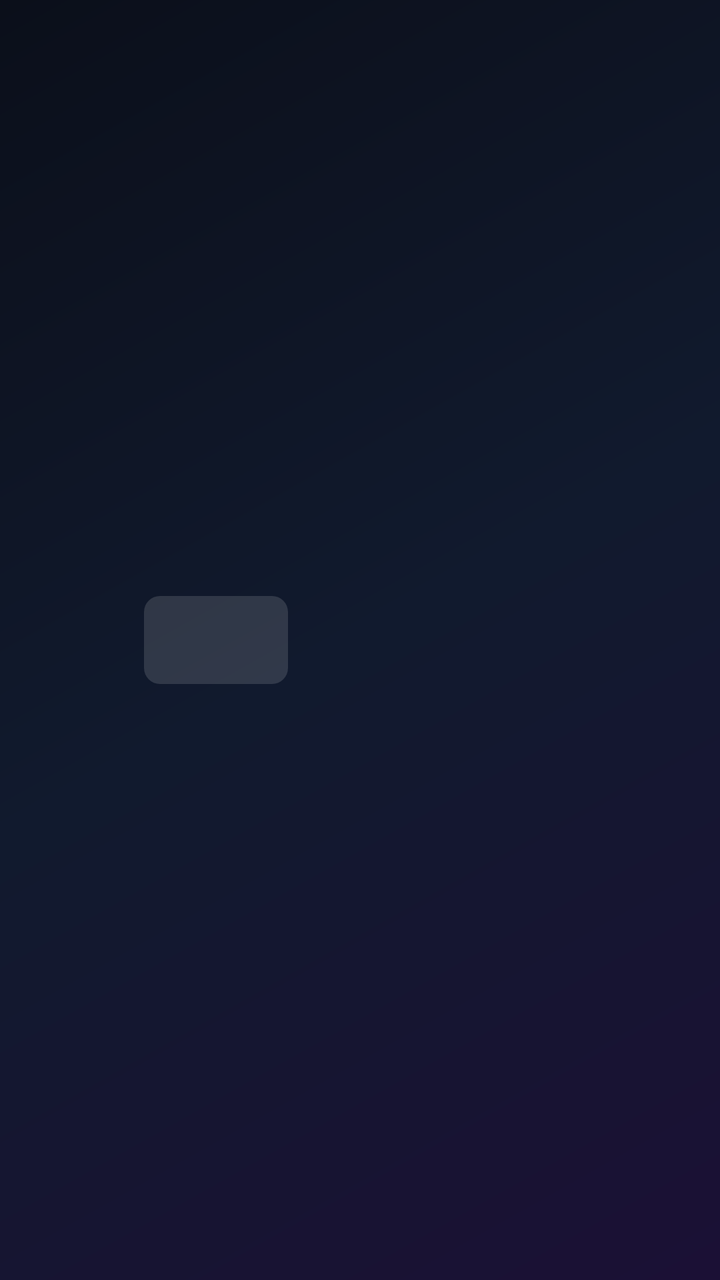
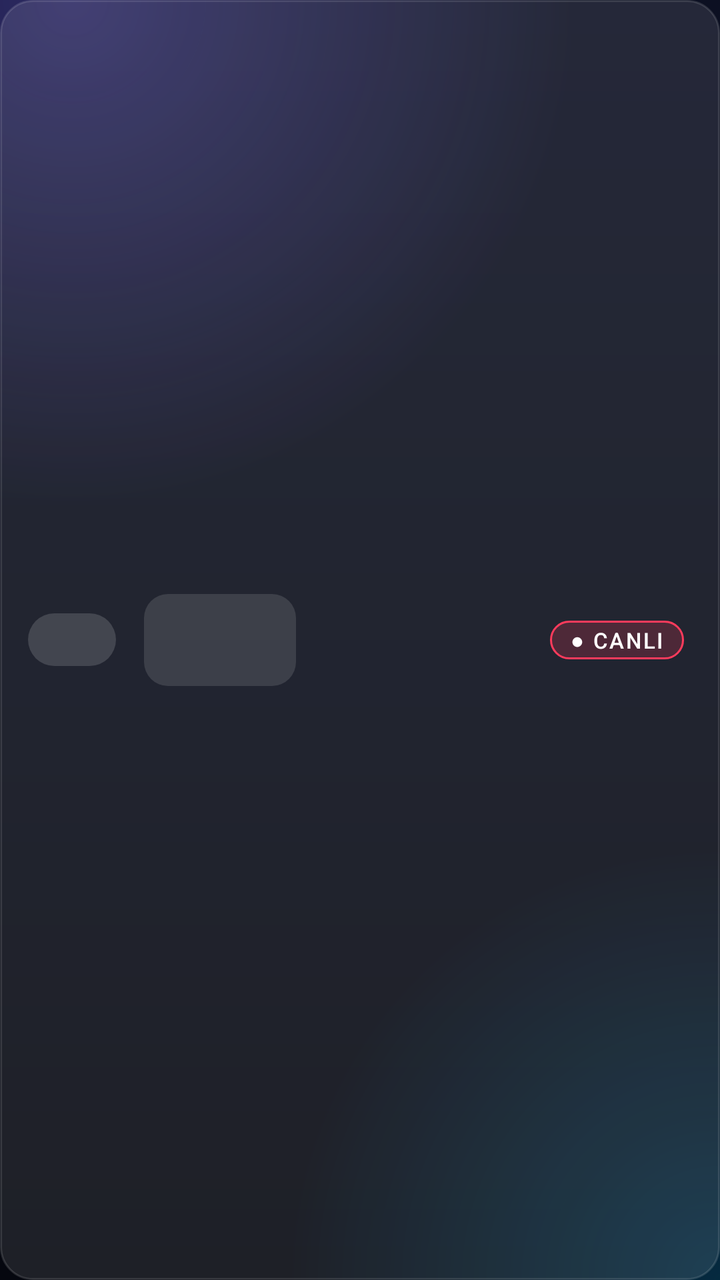

Before-and-after screenshots of an Android layout around one commit, followed by the original layout XML and the change that was made.
<!-- AndroidManifest.xml: application theme AppTheme -->
<!-- res/layout/item_channel.xml -->
<?xml version="1.0" encoding="utf-8"?>
<LinearLayout xmlns:android="http://schemas.android.com/apk/res/android"
    android:layout_width="match_parent"
    android:layout_height="wrap_content"
    android:orientation="horizontal"
    android:gravity="center_vertical"
    android:paddingLeft="16dp"
    android:paddingRight="16dp"
    android:paddingTop="14dp"
    android:paddingBottom="14dp">

    <TextView
        android:id="@+id/number"
        android:layout_width="56dp"
        android:layout_height="wrap_content"
        android:textColor="@color/subtext"
        android:textSize="20sp" />

    <ImageView
        android:id="@+id/logo"
        android:layout_width="72dp"
        android:layout_height="44dp"
        android:layout_marginRight="16dp"
        android:padding="4dp"
        android:background="@drawable/logo_bg"
        android:scaleType="fitCenter" />

    <TextView
        android:id="@+id/name"
        android:layout_width="0dp"
        android:layout_weight="1"
        android:layout_height="wrap_content"
        android:textColor="@color/text"
        android:textSize="24sp"
        android:singleLine="true"
        android:ellipsize="end" />

    <TextView
        android:id="@+id/group"
        android:layout_width="wrap_content"
        android:layout_height="wrap_content"
        android:layout_marginLeft="16dp"
        android:maxWidth="320dp"
        android:textColor="@color/subtext"
        android:textSize="15sp"
        android:singleLine="true"
        android:ellipsize="end" />
</LinearLayout>
<!-- resources referenced by this layout -->
<resources>
  <color name="subtext">#FFA9B4C0</color>
  <color name="text">#FFFFFFFF</color>
  <!-- drawable logo_bg (drawable) -->
  <?xml version="1.0" encoding="utf-8"?>
  <shape xmlns:android="http://schemas.android.com/apk/res/android" android:shape="rectangle">
      <solid android:color="#22FFFFFF" />
      <corners android:radius="8dp" />
  </shape>
  <style name="AppTheme" parent="@android:style/Theme.DeviceDefault.NoActionBar">
          <item name="android:windowBackground">@drawable/bg_gradient</item>
          <item name="android:colorAccent">@color/accent</item>
      </style>
  <!-- drawable bg_gradient (drawable) -->
  <?xml version="1.0" encoding="utf-8"?>
  <shape xmlns:android="http://schemas.android.com/apk/res/android" android:shape="rectangle">
      <gradient android:type="linear" android:angle="315"
          android:startColor="#FF0B0F1A" android:centerColor="#FF111A2E" android:endColor="#FF1B1035" />
  </shape>
  <color name="accent">#FF5B8CFF</color>
</resources>

<!-- the commit's change to res/layout/item_channel.xml (unified diff, before → after) -->
@@ -4,45 +4,76 @@
     android:layout_height="wrap_content"
     android:orientation="horizontal"
     android:gravity="center_vertical"
-    android:paddingLeft="16dp"
-    android:paddingRight="16dp"
-    android:paddingTop="14dp"
-    android:paddingBottom="14dp">
+    android:background="@drawable/card_bg"
+    android:paddingLeft="14dp"
+    android:paddingRight="18dp"
+    android:paddingTop="10dp"
+    android:paddingBottom="10dp">
 
     <TextView
         android:id="@+id/number"
-        android:layout_width="56dp"
+        android:layout_width="wrap_content"
         android:layout_height="wrap_content"
-        android:textColor="@color/subtext"
-        android:textSize="20sp" />
+        android:minWidth="44dp"
+        android:gravity="center"
+        android:background="@drawable/pill_glass"
+        android:paddingLeft="8dp"
+        android:paddingRight="8dp"
+        android:paddingTop="3dp"
+        android:paddingBottom="3dp"
+        android:textColor="@color/text"
+        android:fontFamily="sans-serif-medium"
+        android:textSize="15sp" />
 
     <ImageView
         android:id="@+id/logo"
-        android:layout_width="72dp"
-        android:layout_height="44dp"
+        android:layout_width="76dp"
+        android:layout_height="46dp"
+        android:layout_marginLeft="14dp"
         android:layout_marginRight="16dp"
-        android:padding="4dp"
+        android:padding="5dp"
         android:background="@drawable/logo_bg"
         android:scaleType="fitCenter" />
 
-    <TextView
-        android:id="@+id/name"
+    <LinearLayout
         android:layout_width="0dp"
         android:layout_weight="1"
         android:layout_height="wrap_content"
-        android:textColor="@color/text"
-        android:textSize="24sp"
-        android:singleLine="true"
-        android:ellipsize="end" />
+        android:orientation="vertical">
+
+        <TextView
+            android:id="@+id/name"
+            android:layout_width="match_parent"
+            android:layout_height="wrap_content"
+            android:textColor="@color/text"
+            android:textSize="21sp"
+            android:fontFamily="sans-serif-medium"
+            android:singleLine="true"
+            android:ellipsize="end" />
+
+        <TextView
+            android:id="@+id/group"
+            android:layout_width="match_parent"
+            android:layout_height="wrap_content"
+            android:textColor="#B3FFFFFF"
+            android:textSize="13sp"
+            android:singleLine="true"
+            android:ellipsize="end" />
+    </LinearLayout>
 
     <TextView
-        android:id="@+id/group"
+        android:id="@+id/badge"
         android:layout_width="wrap_content"
         android:layout_height="wrap_content"
-        android:layout_marginLeft="16dp"
-        android:maxWidth="320dp"
-        android:textColor="@color/subtext"
-        android:textSize="15sp"
-        android:singleLine="true"
-        android:ellipsize="end" />
+        android:layout_marginLeft="12dp"
+        android:background="@drawable/pill_live"
+        android:paddingLeft="10dp"
+        android:paddingRight="10dp"
+        android:paddingTop="2dp"
+        android:paddingBottom="2dp"
+        android:text="● CANLI"
+        android:textColor="#FFFFFFFF"
+        android:textSize="11sp"
+        android:fontFamily="sans-serif-medium"
+        android:letterSpacing="0.08" />
 </LinearLayout>
<!-- resource entries referenced after the edit -->
@@ -1,23 +1,88 @@
 <!-- resources referenced by this layout -->
 <resources>
-  <color name="subtext">#FFA9B4C0</color>
   <color name="text">#FFFFFFFF</color>
+  <!-- drawable card_bg (drawable) -->
+  <?xml version="1.0" encoding="utf-8"?>
+  <selector xmlns:android="http://schemas.android.com/apk/res/android">
+      <item android:state_pressed="true">
+          <shape android:shape="rectangle">
+              <gradient android:angle="0" android:startColor="@color/focus" android:endColor="@color/focus2" />
+              <corners android:radius="16dp" />
+          </shape>
+      </item>
+      <item android:state_selected="true">
+          <shape android:shape="rectangle">
+              <gradient android:angle="0" android:startColor="@color/focus" android:endColor="@color/focus2" />
+              <stroke android:width="2dp" android:color="#AAFFFFFF" />
+              <corners android:radius="16dp" />
+          </shape>
+      </item>
+      <item android:state_focused="true">
+          <shape android:shape="rectangle">
+              <gradient android:angle="0" android:startColor="@color/focus" android:endColor="@color/focus2" />
+              <stroke android:width="2dp" android:color="#AAFFFFFF" />
+              <corners android:radius="16dp" />
+          </shape>
+      </item>
+      <item>
+          <shape android:shape="rectangle">
+              <solid android:color="@color/glass" />
+              <stroke android:width="1dp" android:color="@color/glass_stroke" />
+              <corners android:radius="16dp" />
+          </shape>
+      </item>
+  </selector>
   <!-- drawable logo_bg (drawable) -->
   <?xml version="1.0" encoding="utf-8"?>
   <shape xmlns:android="http://schemas.android.com/apk/res/android" android:shape="rectangle">
-      <solid android:color="#22FFFFFF" />
-      <corners android:radius="8dp" />
+      <solid android:color="#1FFFFFFF" />
+      <corners android:radius="12dp" />
+  </shape>
+  <!-- drawable pill_glass (drawable) -->
+  <?xml version="1.0" encoding="utf-8"?>
+  <shape xmlns:android="http://schemas.android.com/apk/res/android" android:shape="rectangle">
+      <solid android:color="#26FFFFFF" />
+      <corners android:radius="100dp" />
+  </shape>
+  <!-- drawable pill_live (drawable) -->
+  <?xml version="1.0" encoding="utf-8"?>
+  <shape xmlns:android="http://schemas.android.com/apk/res/android" android:shape="rectangle">
+      <solid android:color="#33FF3B5C" />
+      <stroke android:width="1dp" android:color="@color/live" />
+      <corners android:radius="100dp" />
   </shape>
   <style name="AppTheme" parent="@android:style/Theme.DeviceDefault.NoActionBar">
           <item name="android:windowBackground">@drawable/bg_gradient</item>
           <item name="android:colorAccent">@color/accent</item>
       </style>
+  <color name="focus">#FF6C5CE7</color>
+  <color name="focus2">#FF00B4FF</color>
+  <color name="glass">#1AFFFFFF</color>
+  <color name="glass_stroke">#22FFFFFF</color>
+  <color name="live">#FFFF3B5C</color>
   <!-- drawable bg_gradient (drawable) -->
   <?xml version="1.0" encoding="utf-8"?>
-  <shape xmlns:android="http://schemas.android.com/apk/res/android" android:shape="rectangle">
-      <gradient android:type="linear" android:angle="315"
-          android:startColor="#FF0B0F1A" android:centerColor="#FF111A2E" android:endColor="#FF1B1035" />
-  </shape>
-  <color name="accent">#FF5B8CFF</color>
+  <layer-list xmlns:android="http://schemas.android.com/apk/res/android">
+      <item>
+          <shape android:shape="rectangle">
+              <gradient android:angle="270" android:startColor="#FF0C1022" android:endColor="#FF05070F" />
+          </shape>
+      </item>
+      <item>
+          <shape android:shape="rectangle">
+              <gradient android:type="radial" android:gradientRadius="70%p"
+                  android:centerX="0.1" android:centerY="0.0"
+                  android:startColor="#556C5CE7" android:endColor="#006C5CE7" />
+          </shape>
+      </item>
+      <item>
+          <shape android:shape="rectangle">
+              <gradient android:type="radial" android:gradientRadius="60%p"
+                  android:centerX="1.0" android:centerY="1.0"
+                  android:startColor="#3300B4FF" android:endColor="#0000B4FF" />
+          </shape>
+      </item>
+  </layer-list>
+  <color name="accent">#FF8F7BFF</color>
 </resources>
 
